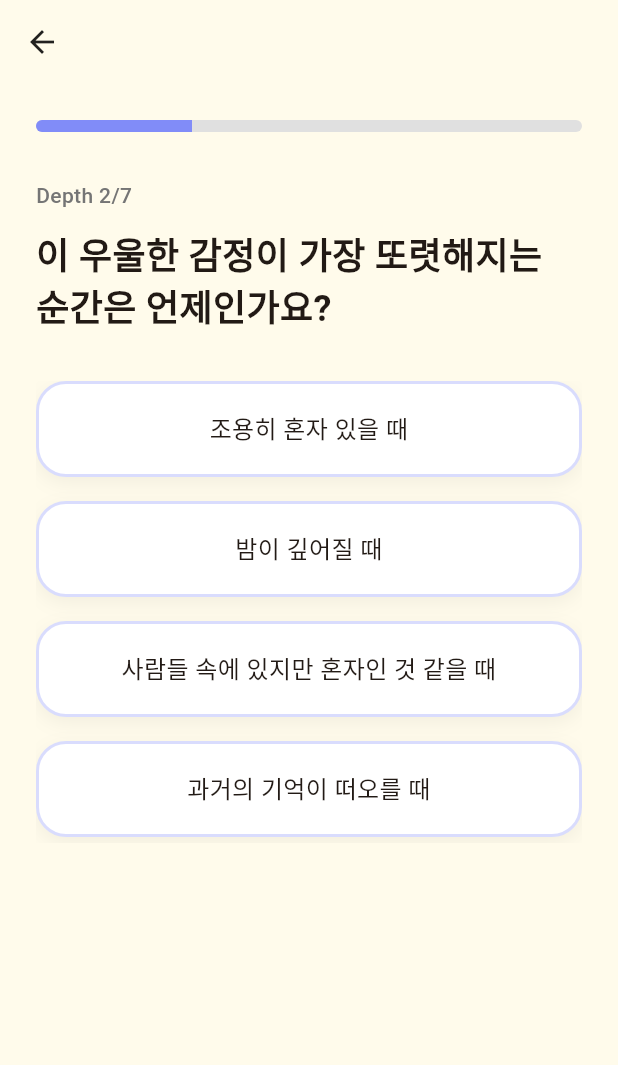
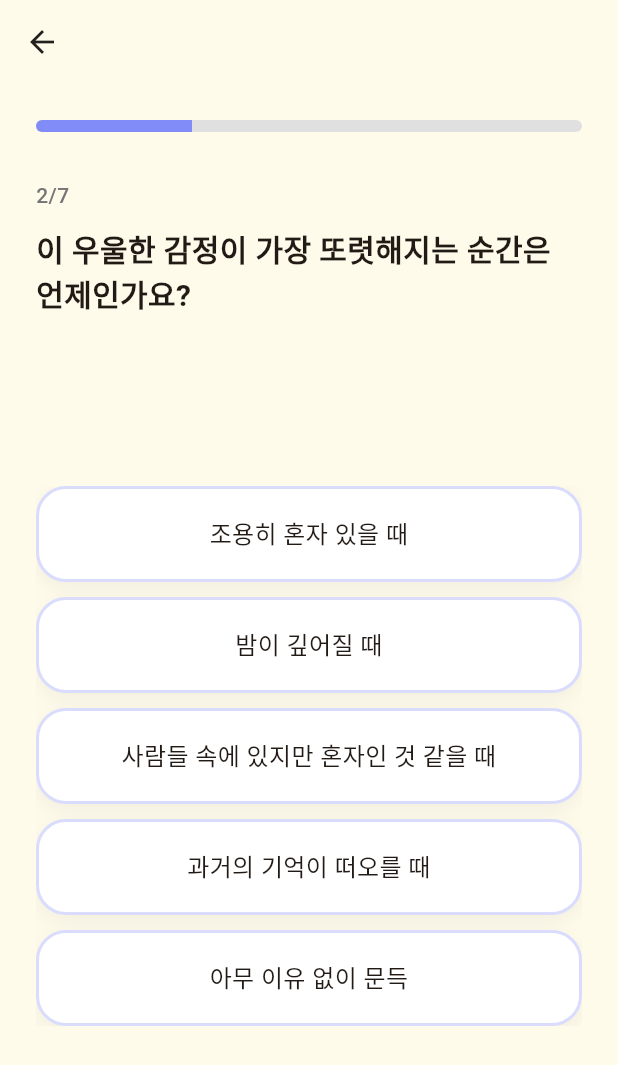
Before and after one commit to key1018/mukda, a Flutter app: the BookQuestionScreen screen opened directly, after a tap on "우울", on a phone screen of 412 x 824 dp. Shown: the top 1065 px of the screen. Run offline on Flutter 3.47's test engine with Material 3 defaults, Android fonts, the phone set to English and light mode, and no system bars; network calls fail.

Commit message:
feat: 책 선택지 화면 UI 개선
- 질문 번호 수정
- 선택지 버튼 스타일링 개선
- 스크롤 동작 최적화

```diff
--- a/lib/screens/book_question_screen.dart
+++ b/lib/screens/book_question_screen.dart
@@ -63,9 +63,7 @@
     if (node == null) {
       return Scaffold(
         appBar: AppBar(),
-        body: const Center(
-          child: Text('오류: 질문을 찾을 수 없습니다.'),
-        ),
+        body: const Center(child: Text('오류: 질문을 찾을 수 없습니다.')),
       );
     }
 
@@ -103,7 +101,7 @@
 
               // 질문 번호 (depth 표시)
               Text(
-                'Depth $depth/7',
+                '$depth/7',
                 style: TextStyle(
                   fontSize: 14,
                   color: Colors.grey[600],
@@ -114,14 +112,19 @@
               const SizedBox(height: 12),
 
               // 질문 텍스트
-              Flexible(
+              SizedBox(
+                height: 140,
                 child: SingleChildScrollView(
-                  child: Text(
-                    node.question,
-                    style: const TextStyle(
-                      fontSize: 24,
-                      fontWeight: FontWeight.bold,
-                      height: 1.4,
+                  child: Align(
+                    // 텍스트가 짧아도 상단에 붙게 함
+                    alignment: Alignment.centerLeft,
+                    child: Text(
+                      node.question,
+                      style: const TextStyle(
+                        fontSize: 20,
+                        fontWeight: FontWeight.bold,
+                        height: 1.4,
+                      ),
                     ),
                   ),
                 ),
@@ -129,14 +132,18 @@
 
               const SizedBox(height: 32),
 
-              // 선택지 버튼들
-              Expanded(
+              SizedBox(
+                height: 360,
                 child: ListView.builder(
+                  key: ValueKey(currentNodeKey),
+                  physics: depth == 1
+                      ? const ClampingScrollPhysics()
+                      : const NeverScrollableScrollPhysics(),
                   itemCount: node.options.length,
                   itemBuilder: (context, index) {
                     final option = node.options[index];
                     return Padding(
-                      padding: const EdgeInsets.only(bottom: 16.0),
+                      padding: const EdgeInsets.only(bottom: 10.0),
                       child: _OptionButton(
                         text: option.text,
                         onTap: () => _handleAnswer(option),
@@ -145,6 +152,7 @@
                   },
                 ),
               ),
+              const SizedBox(height: 20),
             ],
           ),
         ),
@@ -286,9 +294,7 @@
             // PageView로 카드 표시
             Expanded(
               child: recommendedBooks.isEmpty
-                  ? const Center(
-                      child: Text('추천할 책을 찾지 못했습니다.'),
-                    )
+                  ? const Center(child: Text('추천할 책을 찾지 못했습니다.'))
                   : PageView.builder(
                       itemCount: recommendedBooks.length,
                       padEnds: true,
@@ -296,8 +302,9 @@
                       itemBuilder: (context, index) {
                         return Center(
                           child: Padding(
-                            padding:
-                                const EdgeInsets.symmetric(horizontal: 8.0),
+                            padding: const EdgeInsets.symmetric(
+                              horizontal: 8.0,
+                            ),
                             child: _BookResultCard(
                               book: recommendedBooks[index],
                             ),
```
